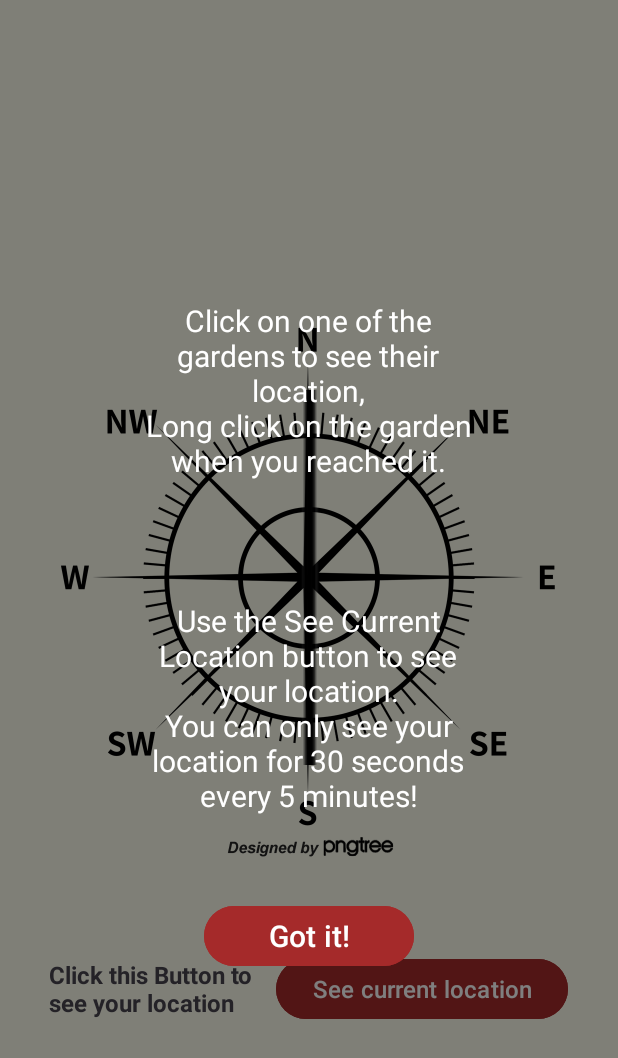
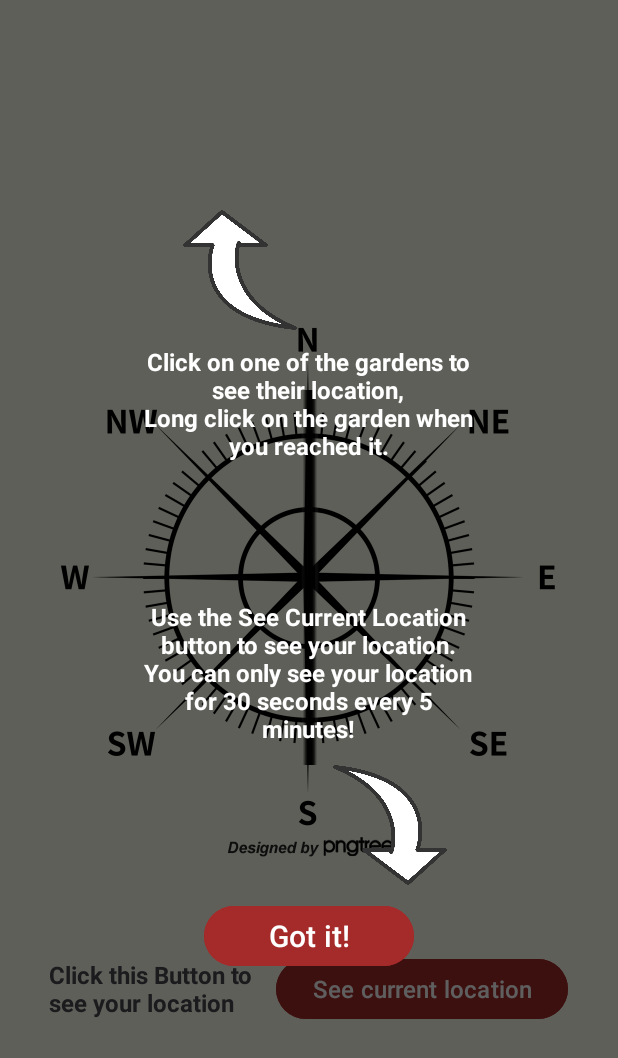
Before and after one commit to Radfahrer00/OrientationRace, an Android app: the RaceActivity screen opened directly, with no data from a screen before it, on a phone screen of 412 x 824 dp. Shown: the top 1058 px of the screen. Run offline under Robolectric (Android 15) with nearby library versions, the phone set to English and light mode, and no system bars; libraries missing offline, so code that uses them is left out: org.eclipse.paho; 2 statements that could not run were skipped.

Commit message:
UI update and javadoc

```diff
--- a/app/src/main/java/com/example/orientationrace/views/activities/CurrentLocationActivity.java
+++ b/app/src/main/java/com/example/orientationrace/views/activities/CurrentLocationActivity.java
@@ -15,9 +15,8 @@ import com.google.android.gms.maps.SupportMapFragment;
 import com.example.orientationrace.databinding.ActivityCurrentLocationBinding;
 
 /**
- * Activity to display the current location on a Google Map and automatically finish after 30 seconds.
- * Uses the FusedLocationProviderClient to retrieve the current location.
- * Requires the ACCESS_FINE_LOCATION permission to be granted for location services.
+ * Activity class for displaying the current location on a map. Extends FragmentActivity and
+ * implements the OnMapReadyCallback to handle map-related functionality.
  */
 public class CurrentLocationActivity extends FragmentActivity implements OnMapReadyCallback {
 
--- a/app/src/main/java/com/example/orientationrace/views/activities/ParticipantsActivity.java
+++ b/app/src/main/java/com/example/orientationrace/views/activities/ParticipantsActivity.java
@@ -34,6 +34,7 @@ import java.util.concurrent.Executors;
 
 /**
  * Activity responsible for showing participants and initiating the race when conditions are met.
+ * Extends AppCompatActivity and implements MqttCallback for handling MQTT functionality.
  */
 public class ParticipantsActivity extends AppCompatActivity implements MqttCallback {
 
--- a/app/src/main/res/layout/activity_main.xml
+++ b/app/src/main/res/layout/activity_main.xml
@@ -17,7 +17,7 @@
         android:id="@+id/welcomeText"
         android:layout_width="wrap_content"
         android:layout_height="wrap_content"
-        android:layout_marginTop="82dp"
+        android:layout_marginTop="42dp"
         android:text="@string/main_msg"
         android:textSize="32sp"
         android:textStyle="bold"
--- a/app/src/main/res/layout/tutorial_overlay.xml
+++ b/app/src/main/res/layout/tutorial_overlay.xml
@@ -2,18 +2,29 @@
 <RelativeLayout xmlns:android="http://schemas.android.com/apk/res/android"
     android:layout_width="match_parent"
     android:layout_height="match_parent"
-    android:background="#80000000">
+    android:background="#A0000000">
+
+    <ImageView
+        android:id="@+id/arrow_top"
+        android:layout_width="80dp"
+        android:layout_height="80dp"
+        android:src="@drawable/arrow"
+        android:rotation="180"
+        android:layout_marginTop="140dp"
+        android:layout_marginLeft="120dp"
+        />
 
     <TextView
         android:id="@+id/tutorialText"
         android:layout_width="230dp"
         android:layout_height="wrap_content"
         android:text="Click on one of the gardens to see their location,\nLong click on the garden when you reached it."
-        android:textSize="20sp"
+        android:textSize="16sp"
         android:gravity="center"
         android:textColor="@color/white"
         android:layout_centerHorizontal="true"
-        android:layout_marginTop="200dp"
+        android:textStyle="bold"
+        android:layout_marginTop="230dp"
         />
 
     <TextView
@@ -21,11 +32,21 @@
         android:layout_width="230dp"
         android:layout_height="wrap_content"
         android:text="Use the See Current Location button to see your location.\nYou can only see your location for 30 seconds every 5 minutes!"
-        android:textSize="20sp"
+        android:textSize="16sp"
+        android:textStyle="bold"
         android:gravity="center"
         android:textColor="@color/white"
         android:layout_centerHorizontal="true"
         android:layout_marginTop="400dp"
+        />
+
+    <ImageView
+        android:id="@+id/myImageView"
+        android:layout_width="80dp"
+        android:layout_height="80dp"
+        android:src="@drawable/arrow"
+        android:layout_marginTop="510dp"
+        android:layout_marginLeft="220dp"
         />
 
     <Button
```
Also changed, not shown: app/src/main/java/com/example/orientationrace/model/LoadURLContents.java (+30 -14 lines), app/src/main/java/com/example/orientationrace/model/MqttManager.java (+47 -1 lines), app/src/main/java/com/example/orientationrace/viewmodels/CurrentLocationViewModel.java (+19 -0 lines), app/src/main/java/com/example/orientationrace/viewmodels/GardenLocationViewModel.java (+17 -0 lines), app/src/main/java/com/example/orientationrace/viewmodels/MainViewModel.java (+16 -0 lines), app/src/main/java/com/example/orientationrace/views/activities/GardenLocationActivity.java (+12 -0 lines), app/src/main/java/com/example/orientationrace/views/activities/RaceActivity.java (+50 -27 lines), app/src/main/res/drawable/arrow.png (added).
